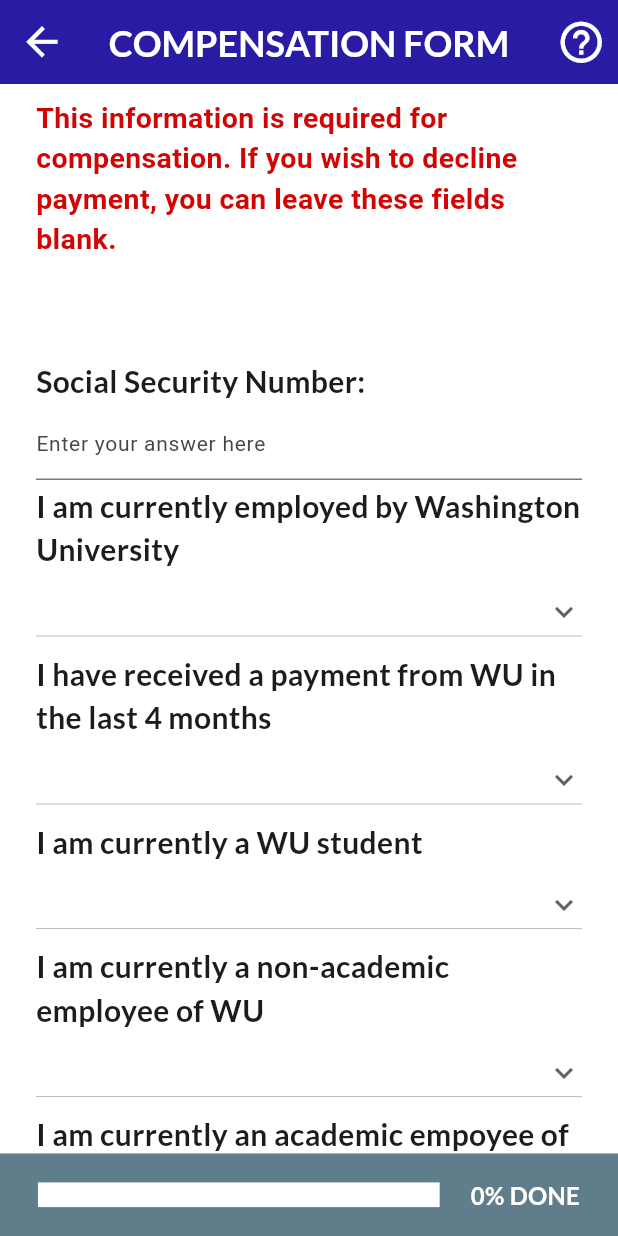
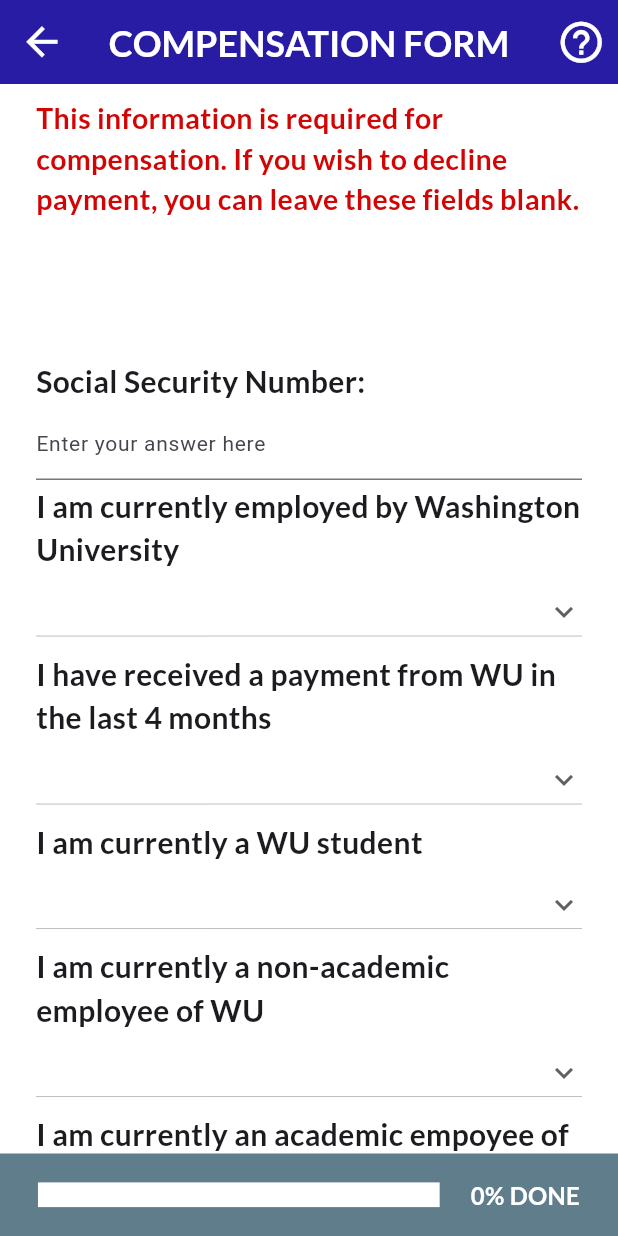
Before and after one commit to kevin200555/autism_ai_test, a Flutter app: the CompensationFormScreen screen opened directly, on a phone screen of 412 x 824 dp. Run offline on Flutter 3.47's test engine with Material 3 defaults, Android fonts, the phone set to English and light mode, and no system bars; drawn by our look-alikes of auto_size_text; our stand-ins replace camera, firebase_core, firebase_storage, google_fonts, hive, hive_flutter and 1 more; missing offline and left inert: pdfx; accounts and stored records are empty.

Commit message:
Fixed the issue with Googgle fonts not looking right

```diff
--- a/lib/widgets/button/next_button.dart
+++ b/lib/widgets/button/next_button.dart
@@ -1,6 +1,7 @@
 import 'package:auto_size_text/auto_size_text.dart';
 import 'package:flutter/material.dart';
 import 'package:autism_ai_test/constants/colors.dart';
+import 'package:google_fonts/google_fonts.dart';
 
 // This class creates a next button that is reusable throughout all screens
 // It's purpose is to direct users to a new screen
@@ -26,10 +27,12 @@ class NextButton extends StatelessWidget {
           // Button Label (doesn't have to say 'next')
           label: AutoSizeText(
             label,
-            style: TextStyle(
+            style: GoogleFonts.lato(
+              textStyle: TextStyle(
               fontSize: 32,
               fontWeight: FontWeight.bold,
               color: ColorTheme.alternateTextColor,
+              )
             ),
             maxLines: 1,
             minFontSize: 12,
--- a/lib/widgets/text_types.dart
+++ b/lib/widgets/text_types.dart
@@ -35,9 +35,11 @@ class AppBarTitle extends StatelessWidget {
       maxLines: maxLines,
       minFontSize: minFontSize,
       style: GoogleFonts.lato(
+        textStyle: TextStyle(
           fontSize: 30,
           fontWeight: FontWeight.bold,
           color: color,
+        ),
       ),
     );
   }
@@ -72,7 +74,9 @@ class SubTitle extends StatelessWidget {
           textAlign: textAlign,
           minFontSize: minFontSize,
           maxLines: 1,
-          style: GoogleFonts.lato(fontSize: 20, fontWeight: FontWeight.w800)
+          style: GoogleFonts.lato(
+            textStyle: TextStyle(fontSize: 20, fontWeight: FontWeight.w800),
+          ),
         ),
       ),
     );
@@ -107,7 +111,9 @@ class QuestionText extends StatelessWidget {
           textAlign: textAlign,
           minFontSize: minFontSize,
           maxLines: 3,
-          style: GoogleFonts.lato(fontSize: 20, fontWeight: FontWeight.w800),
+          style: GoogleFonts.lato(
+            textStyle: TextStyle(fontSize: 20, fontWeight: FontWeight.w800),
+          ),
         ),
       ),
     );
@@ -144,7 +150,9 @@ class BodyText extends StatelessWidget {
           textAlign: textAlign,
           minFontSize: minFontSize,
           maxLines: maxLines,
-          style: GoogleFonts.lato(fontSize: 16, fontWeight: FontWeight.w400),
+          style: GoogleFonts.lato(
+            textStyle: TextStyle(fontSize: 16, fontWeight: FontWeight.w400),
+          ),
         ),
       ),
     );
@@ -174,7 +182,13 @@ class ButtonText extends StatelessWidget {
       textAlign: textAlign,
       minFontSize: minFontSize,
       maxLines: maxLines,
-          style: GoogleFonts.lato(fontSize: 16, color: ColorTheme.alternateTextColor, fontWeight: FontWeight.w700),
+      style: GoogleFonts.lato(
+        textStyle: TextStyle(
+          fontSize: 16,
+          color: ColorTheme.alternateTextColor,
+          fontWeight: FontWeight.w700,
+        ),
+      ),
     );
   }
 }
@@ -208,10 +222,12 @@ class RedBodyText extends StatelessWidget {
           textAlign: textAlign,
           minFontSize: minFontSize,
           maxLines: maxLines,
-          style: TextStyle(
+          style: GoogleFonts.lato(
+            textStyle: TextStyle(
               fontSize: 20,
               fontWeight: FontWeight.bold,
               color: ColorTheme.red,
+            ),
           ),
         ),
       ),
@@ -249,7 +265,9 @@ class RichBodyText extends StatelessWidget {
           textAlign: textAlign,
           minFontSize: minFontSize,
           maxLines: maxLines,
-          style: GoogleFonts.lato(fontSize: 16, fontWeight: FontWeight.w400),
+          style: GoogleFonts.lato(
+            textStyle: TextStyle(fontSize: 16, fontWeight: FontWeight.w400),
+          ),
         ),
       ),
     );
```
Lines whose indentation alone changed are shown as unchanged.
